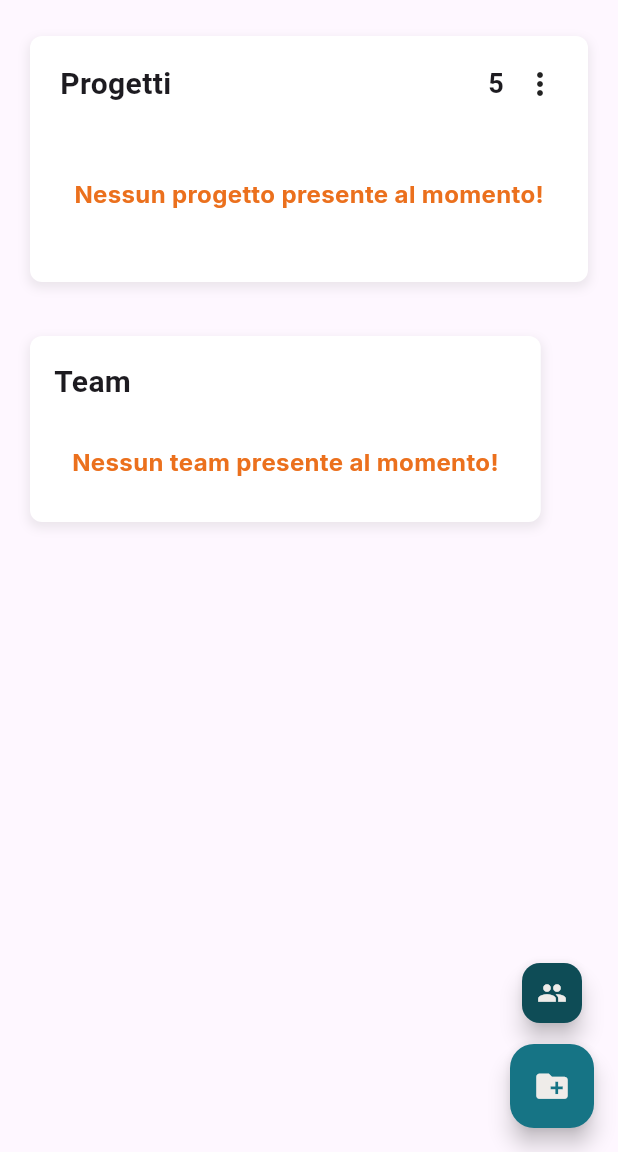
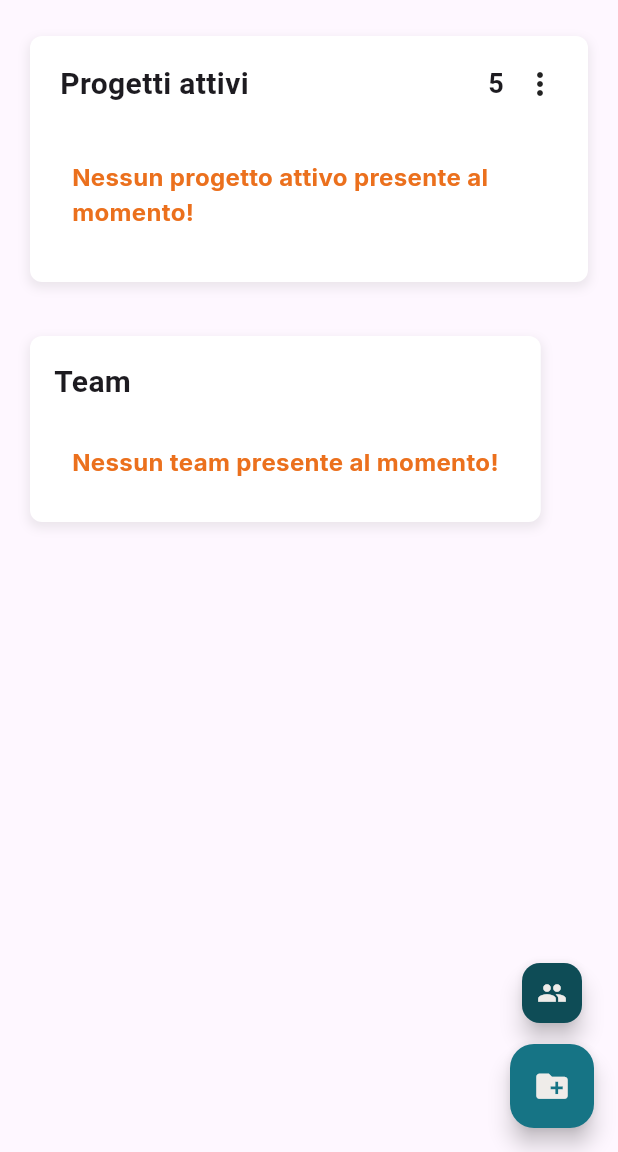
Before and after one commit to apiantonio/OneTask, a Flutter app: the screen it shows after launch, on a phone screen of 412 x 824 dp, the part 84-1236 px from its top. Run offline on Flutter 3.47's test engine with Material 3 defaults, Android fonts, the light colour scheme and no system bars; our stand-ins replace fl_chart, google_fonts, shared_preferences, sqflite; accounts and stored records are empty.

```diff
--- a/lib/screens/dashboard_view.dart
+++ b/lib/screens/dashboard_view.dart
@@ -100,7 +100,7 @@ class _ViewDasboardProjectsState extends State<ViewDasboardProjects> {
                     const Padding(
                       padding: EdgeInsets.fromLTRB(12.0, 0, 0, 0),
                       child: Text(
-                        'Progetti',
+                        'Progetti attivi',
                         style: TextStyle(fontSize: 20, fontWeight: FontWeight.bold),
                       ),
                     ),
@@ -133,14 +133,14 @@ class _ViewDasboardProjectsState extends State<ViewDasboardProjects> {
                     ),
                   ],
                 ),
-                SizedBox( // box che contiene una lista orizzontale di widget che contengono i progetti
+                projects.isEmpty
+                  ? SizedBox( // box che contiene una lista orizzontale di widget che contengono i progetti
                     height: 100,
-                  child: projects.isEmpty // se non ci sono progetti mostra un testo
-                    ? Padding(
+                    child: Padding(
                       padding: const EdgeInsets.all(20.0),
                       child: Center(
                         child: Text(
-                            'Nessun progetto presente al momento!',
+                          'Nessun progetto attivo presente al momento!',
                           style: GoogleFonts.inter(
                               fontSize: 16,
                               fontWeight: FontWeight.bold,
@@ -149,7 +149,10 @@ class _ViewDasboardProjectsState extends State<ViewDasboardProjects> {
                           ),
                         ),
                       )
-                    : ListView.builder( // se ci sono progetti mostra una lista orizzontale
+                    )
+                  : SizedBox(
+                    height: 350,
+                    child: ListView.builder( // se ci sono progetti mostra una lista orizzontale
                       scrollDirection: Axis.horizontal, // lista orizzontale dei progetti
                       shrinkWrap: true,     //il listView si ridimensiona in base al contenuto, evita problemi di layout
                       itemCount:  projects.length < _numProgettiVisualizzati ? projects.length : _numProgettiVisualizzati, // se ci sono meno progetti di quelli selezionati da visualizzare allora renderizza solo quelli che ci sono
@@ -163,7 +166,7 @@ class _ViewDasboardProjectsState extends State<ViewDasboardProjects> {
                         );
                       }
                     ),
-                ),
+                  )
               ],
             ),
           );
@@ -277,7 +280,7 @@ class DashboardTasks extends StatelessWidget {
     final ScrollController scrollController = ScrollController(); // controller necessario per lo scroll delle task
 
     return SizedBox(
-      height: 155, // Altezza fissa per la lista dei task
+      height: 250, // Altezza fissa per la lista dei task
       child: Scrollbar(
        controller: scrollController, // controller dello scroll che deve essere associato anche a SingleChildScrollView
         thumbVisibility: true,
```
Also changed, not shown: lib/screens/modify_project.dart (+27 -5 lines). Lines whose indentation alone changed are shown as unchanged.
